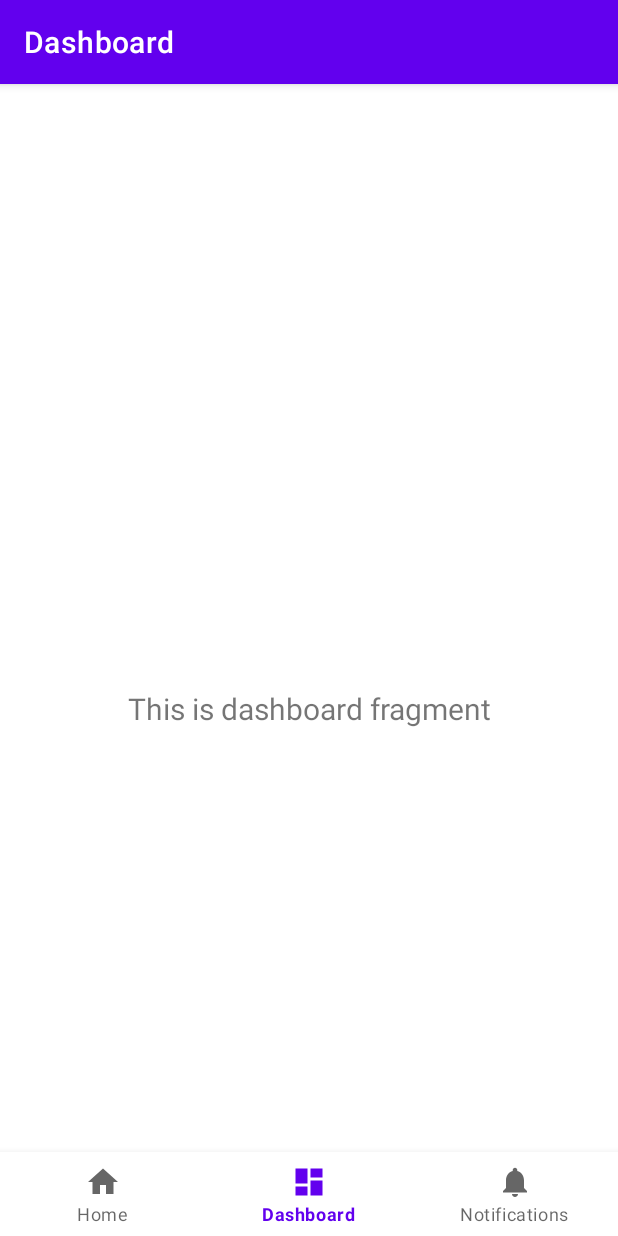
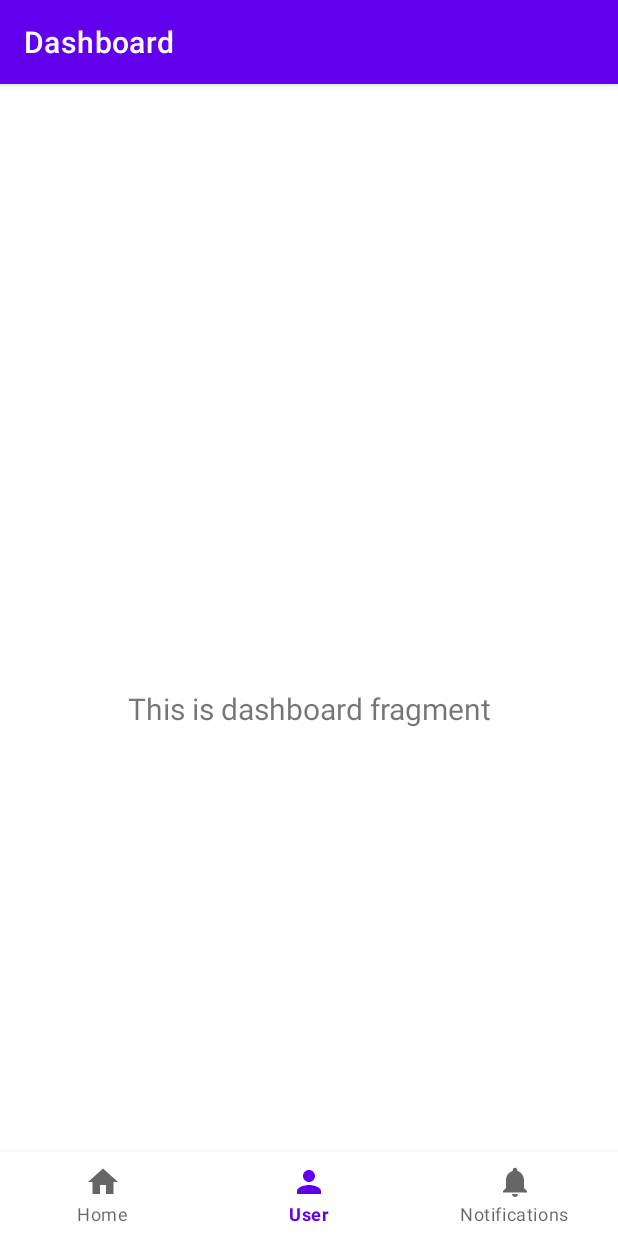
Before and after one commit to CuongPhucNguyen/MatchaShop, an Android app: the HomeFragment screen opened directly, with no data from a screen before it, item 2 of the bottom bar chosen, on a phone screen of 412 x 824 dp. Run offline under Robolectric (Android 15) with nearby library versions, the phone set to English and light mode, and no system bars; our stand-ins replace navigation-ui.

Commit message:
everything is good / no bugs for now

```diff
--- a/app/src/main/java/com/example/matchashop/SignInLogin/ui/home/HomeFragment.java
+++ b/app/src/main/java/com/example/matchashop/SignInLogin/ui/home/HomeFragment.java
@@ -46,7 +46,7 @@
 
 
 
-//        this.getActivity().setContentView(R.layout.fragment_home);
+        // this.getActivity().setContentView(R.layout.fragment_home);
 
         // initializing our variables.
         productRV = binding.getRoot().findViewById(R.id.idRVProducts);
@@ -66,7 +66,7 @@
 
 
     @Override
-    public void onCreateOptionsMenu(Menu menu, MenuInflater inflater) {
+    public void onCreateOptionsMenu(@NonNull Menu menu,@NonNull MenuInflater inflater) {
         // below line is to get our inflater
         // MenuInflater inflater = getMenuInflater();
 
--- a/app/src/main/java/com/example/matchashop/SignInLogin/ui/notifications/NotificationsFragment.java
+++ b/app/src/main/java/com/example/matchashop/SignInLogin/ui/notifications/NotificationsFragment.java
@@ -25,8 +25,6 @@
         binding = FragmentNotificationsBinding.inflate(inflater, container, false);
         View root = binding.getRoot();
 
-//        final TextView textView = binding.textNotifications;
-//        notificationsViewModel.getText().observe(getViewLifecycleOwner(), textView::setText);
         return root;
     }
 
--- /dev/null
+++ b/app/src/main/res/drawable/ic_baseline_person_24.xml
@@ -0,0 +1,5 @@
+<vector android:height="24dp" android:tint="#000000"
+    android:viewportHeight="24" android:viewportWidth="24"
+    android:width="24dp" xmlns:android="http://schemas.android.com/apk/res/android">
+    <path android:fillColor="@android:color/white" android:pathData="M12,12c2.21,0 4,-1.79 4,-4s-1.79,-4 -4,-4 -4,1.79 -4,4 1.79,4 4,4zM12,14c-2.67,0 -8,1.34 -8,4v2h16v-2c0,-2.66 -5.33,-4 -8,-4z"/>
+</vector>
--- a/app/src/main/res/menu/bottom_nav_menu.xml
+++ b/app/src/main/res/menu/bottom_nav_menu.xml
@@ -8,8 +8,8 @@
 
     <item
         android:id="@+id/navigation_dashboard"
-        android:icon="@drawable/ic_dashboard_black_24dp"
-        android:title="@string/title_dashboard" />
+        android:icon="@drawable/ic_baseline_person_24"
+        android:title="User" />
 
     <item
         android:id="@+id/navigation_notifications"
```
Also changed, not shown: app/src/main/res/drawable/_32352648716276482833764.xml (deleted, +0 -9 lines), app/src/main/res/icons/132352648716276482833764.svg (deleted).
